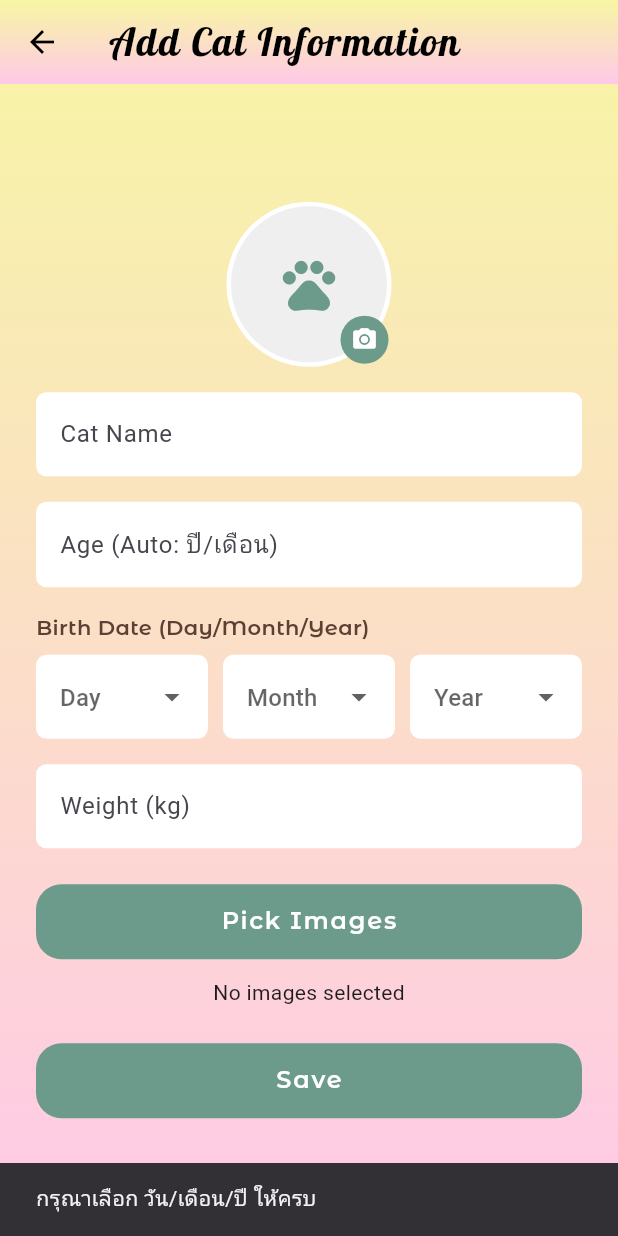
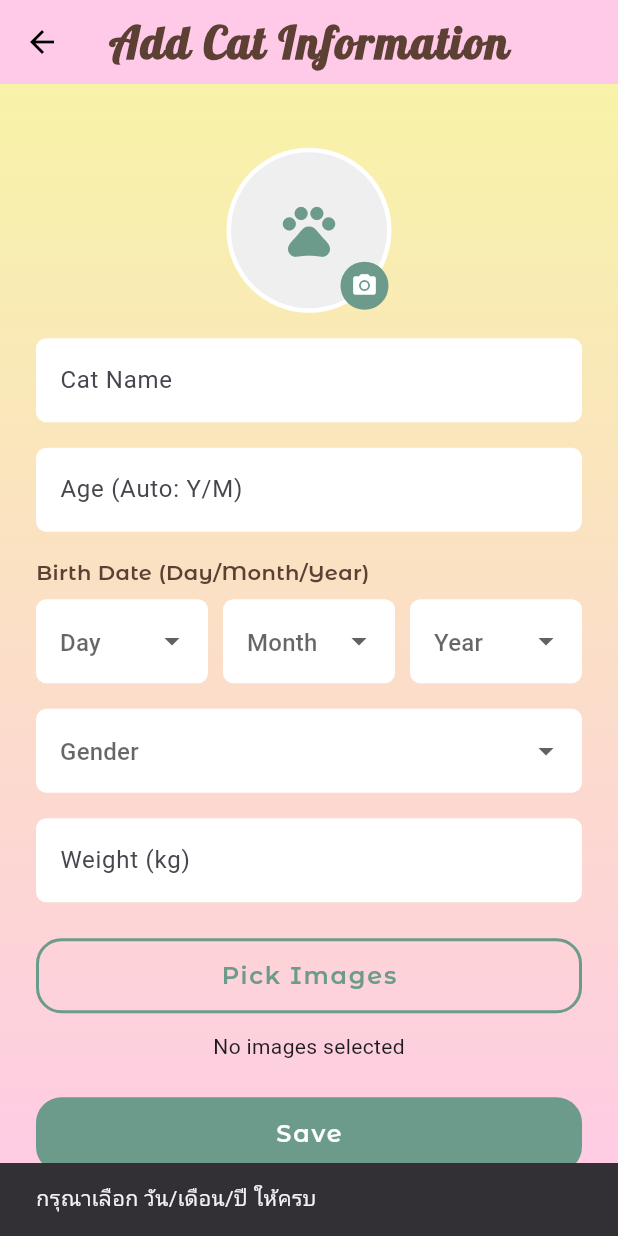
Before and after one commit to NIIIIIINO/Smart_Cat_Water_Bowl, a Flutter app: the InformationPage screen opened by its route, after a tap on "Save", on a phone screen of 412 x 824 dp. Run offline on Flutter 3.47's test engine with Material 3 defaults, Android fonts, the phone set to English and light mode, and no system bars; our stand-ins replace cloud_firestore, firebase_auth, firebase_core, firebase_storage, image_picker; accounts and stored records are empty; project files that could hold a hidden picture were left out.

Commit message:
Update information_page.dart

```diff
--- a/smart_cat_water_bowl/lib/pages/information_page.dart
+++ b/smart_cat_water_bowl/lib/pages/information_page.dart
@@ -29,6 +29,9 @@ class _InformationPageState extends State<InformationPage> {
 
   // ✅ รูปหลายรูป (แกลเลอรี่แมว)
   final List<XFile> _picked = [];
+
+  // ✅ Gender dropdown
+  String? _gender; // 'Male' | 'Female' | 'Unknown'
 
   bool _isSaving = false;
   final ImagePicker _picker = ImagePicker();
@@ -65,8 +68,8 @@ class _InformationPageState extends State<InformationPage> {
     final months = totalMonths % 12;
 
     String ageText = '';
-    if (years > 0) ageText += '$years ปี ';
-    ageText += '$months เดือน';
+    if (years > 0) ageText += '$years Y ';
+    ageText += '$months M';
 
     ageController.text = ageText;
   }
@@ -221,6 +224,14 @@ class _InformationPageState extends State<InformationPage> {
       return;
     }
 
+    // ✅ เพิ่ม validation gender
+    if (_gender == null) {
+      ScaffoldMessenger.of(
+        context,
+      ).showSnackBar(const SnackBar(content: Text('กรุณาเลือกเพศของแมว')));
+      return;
+    }
+
     late final DateTime birthDate;
     try {
       birthDate = DateTime(_year!, _month!, _day!);
@@ -251,10 +262,8 @@ class _InformationPageState extends State<InformationPage> {
       final docRef = FirebaseFirestore.instance.collection('cats').doc();
       final catId = docRef.id;
 
-      // ✅ upload profile (1 รูป)
       final profileUrl = await _uploadProfileImage(catId);
 
-      // ✅ upload รูปหลายรูป
       List<String> imageUrls = [];
       if (_picked.isNotEmpty) {
         imageUrls = await _uploadImages(catId);
@@ -262,11 +271,12 @@ class _InformationPageState extends State<InformationPage> {
 
       await docRef.set({
         'name': name,
+        'gender': _gender, // ✅ เพิ่ม gender
         'age': ageYears,
         'ageText': ageText,
         'birthDate': Timestamp.fromDate(birthDate),
         'weight': weight,
-        'profileImage': profileUrl, // ✅ เพิ่มรูปโปรไฟล์
+        'profileImage': profileUrl,
         'images': imageUrls,
         'ownerUid': ownerUid,
         'createdAt': FieldValue.serverTimestamp(),
@@ -310,11 +320,20 @@ class _InformationPageState extends State<InformationPage> {
             gradient: LinearGradient(
               begin: Alignment.topCenter,
               end: Alignment.bottomCenter,
-              colors: [Color(0xFFF7F6A3), Color(0xFFFFC9E8)],
+              colors: [Color(0xFFFFC9E8)],
             ),
           ),
         ),
-        title: const Text('Add Cat Information'),
+        centerTitle: true,
+        title: const Text(
+          'Add Cat Information',
+          style: TextStyle(
+            fontFamily: 'Lobster',
+            fontSize: 30,
+            fontWeight: FontWeight.w700,
+            color: Color(0xFF5C4033),
+          ),
+        ),
       ),
       body: SafeArea(
         child: Center(
@@ -325,7 +344,6 @@ class _InformationPageState extends State<InformationPage> {
                 mainAxisSize: MainAxisSize.min,
                 crossAxisAlignment: CrossAxisAlignment.center,
                 children: [
-                  // ✅ รูปโปรไฟล์แบบวงกลม (กดแล้วเลือก กล้อง/แกลเลอรี่)
                   GestureDetector(
                     onTap: _showPickProfileSheet,
                     child: Stack(
@@ -367,27 +385,21 @@ class _InformationPageState extends State<InformationPage> {
                       ],
                     ),
                   ),
-
                   const SizedBox(height: 17),
 
-                  // ===== Cat Name =====
                   TextField(
                     controller: nameController,
                     decoration: _fieldDecoration('Cat Name'),
                   ),
-
                   const SizedBox(height: 17),
 
-                  // ===== Age Auto =====
                   TextField(
                     controller: ageController,
                     readOnly: true,
-                    decoration: _fieldDecoration('Age (Auto: ปี/เดือน)'),
+                    decoration: _fieldDecoration('Age (Auto: Y/M)'),
                   ),
-
                   const SizedBox(height: 17),
 
-                  // ===== Birth Date =====
                   const Align(
                     alignment: Alignment.centerLeft,
                     child: Text(
@@ -470,6 +482,23 @@ class _InformationPageState extends State<InformationPage> {
 
                   const SizedBox(height: 17),
 
+                  // ✅ Gender dropdown (วาง "บนช่อง weight")
+                  DropdownButtonFormField<String>(
+                    value: _gender,
+                    decoration: _fieldDecoration('Gender'),
+                    items: const [
+                      DropdownMenuItem(value: 'Male', child: Text('Male')),
+                      DropdownMenuItem(value: 'Female', child: Text('Female')),
+                      DropdownMenuItem(
+                        value: 'Unknown',
+                        child: Text('Unknown'),
+                      ),
+                    ],
+                    onChanged: (v) => setState(() => _gender = v),
+                  ),
+
+                  const SizedBox(height: 17),
+
                   // ===== Weight =====
                   TextField(
                     controller: weightController,
@@ -479,27 +508,33 @@ class _InformationPageState extends State<InformationPage> {
 
                   const SizedBox(height: 24),
 
-                  // ===== Pick Images =====
                   SizedBox(
                     width: double.infinity,
                     height: 50,
-                    child: ElevatedButton(
+                    child: OutlinedButton(
                       onPressed: _pickImages,
-                      style: ElevatedButton.styleFrom(
-                        elevation: 0,
-                        backgroundColor: const Color(0xFF6C9A8B),
-                        foregroundColor: Colors.white,
+                      style: OutlinedButton.styleFrom(
+                        backgroundColor: Colors.transparent, // ✅ โปร่งใส
+                        side: const BorderSide(
+                          color: Color(0xFF6C9A8B), // ✅ กรอบสีเขียว
+                          width: 2,
+                        ),
                         shape: RoundedRectangleBorder(
                           borderRadius: BorderRadius.circular(17),
                         ),
-                        textStyle: const TextStyle(
+                      ),
+                      child: const Text(
+                        'Pick Images',
+                        style: TextStyle(
                           fontFamily: 'MontserratAlternates',
                           fontWeight: FontWeight.w600,
                           fontSize: 16,
                           letterSpacing: 1.2,
+                          color: Color(
+                            0xFF6C9A8B,
+                          ), // ✅ ตัวหนังสือสีเขียว (ให้เข้ากับกรอบ)
                         ),
                       ),
-                      child: const Text('Pick Images'),
                     ),
                   ),
 
@@ -558,7 +593,6 @@ class _InformationPageState extends State<InformationPage> {
 
                   const SizedBox(height: 24),
 
-                  // ===== Save =====
                   SizedBox(
                     width: double.infinity,
                     height: 50,
```
